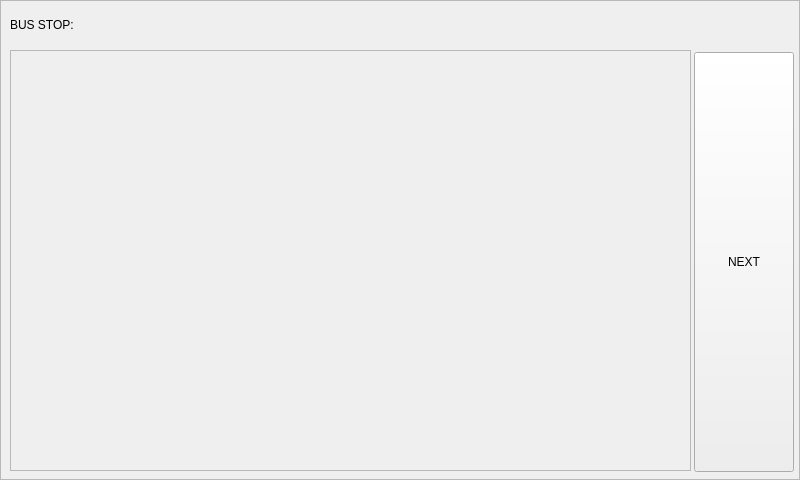
Jsyro/BusTicker, file qt_ui/select_routes_at_stop.ui: the form before one commit.
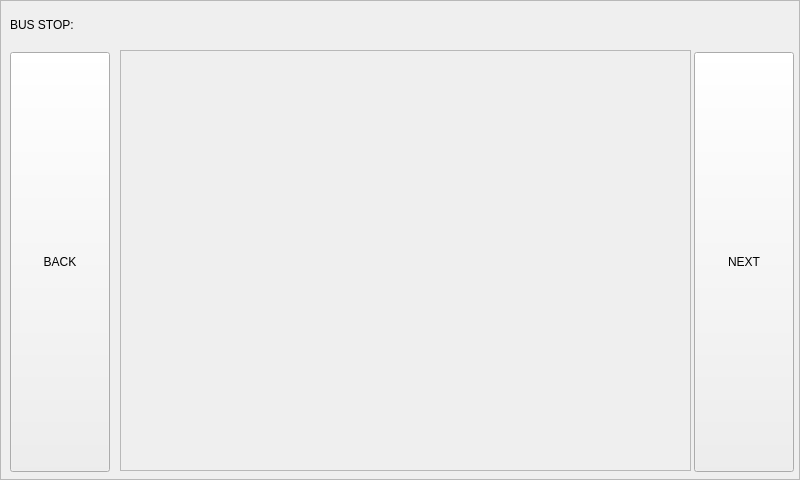
The form after the commit.

Commit message: added back button and functionality, changes selected routes to a set instead of lsit'

```diff
--- a/qt_ui/select_routes_at_stop.ui
+++ b/qt_ui/select_routes_at_stop.ui
@@ -35,9 +35,9 @@
   <widget class="QScrollArea" name="scrollArea">
    <property name="geometry">
     <rect>
-     <x>10</x>
+     <x>120</x>
      <y>50</y>
-     <width>681</width>
+     <width>571</width>
      <height>421</height>
     </rect>
    </property>
@@ -52,17 +52,17 @@
      <rect>
       <x>0</x>
       <y>0</y>
-      <width>679</width>
+      <width>569</width>
       <height>419</height>
      </rect>
     </property>
     <widget class="QWidget" name="horizontalLayoutWidget">
      <property name="geometry">
       <rect>
-       <x>9</x>
-       <y>9</y>
-       <width>661</width>
-       <height>401</height>
+       <x>-1</x>
+       <y>-1</y>
+       <width>571</width>
+       <height>421</height>
       </rect>
      </property>
      <layout class="QHBoxLayout" name="scrollArea_layout"/>
@@ -82,6 +82,25 @@
     <string>NEXT</string>
    </property>
   </widget>
+  <widget class="QPushButton" name="pushButton_Back">
+   <property name="geometry">
+    <rect>
+     <x>10</x>
+     <y>52</y>
+     <width>100</width>
+     <height>420</height>
+    </rect>
+   </property>
+   <property name="sizePolicy">
+    <sizepolicy hsizetype="Minimum" vsizetype="Minimum">
+     <horstretch>0</horstretch>
+     <verstretch>0</verstretch>
+    </sizepolicy>
+   </property>
+   <property name="text">
+    <string>BACK</string>
+   </property>
+  </widget>
  </widget>
  <resources/>
  <connections/>
```
The commit also changes 2 other files.
